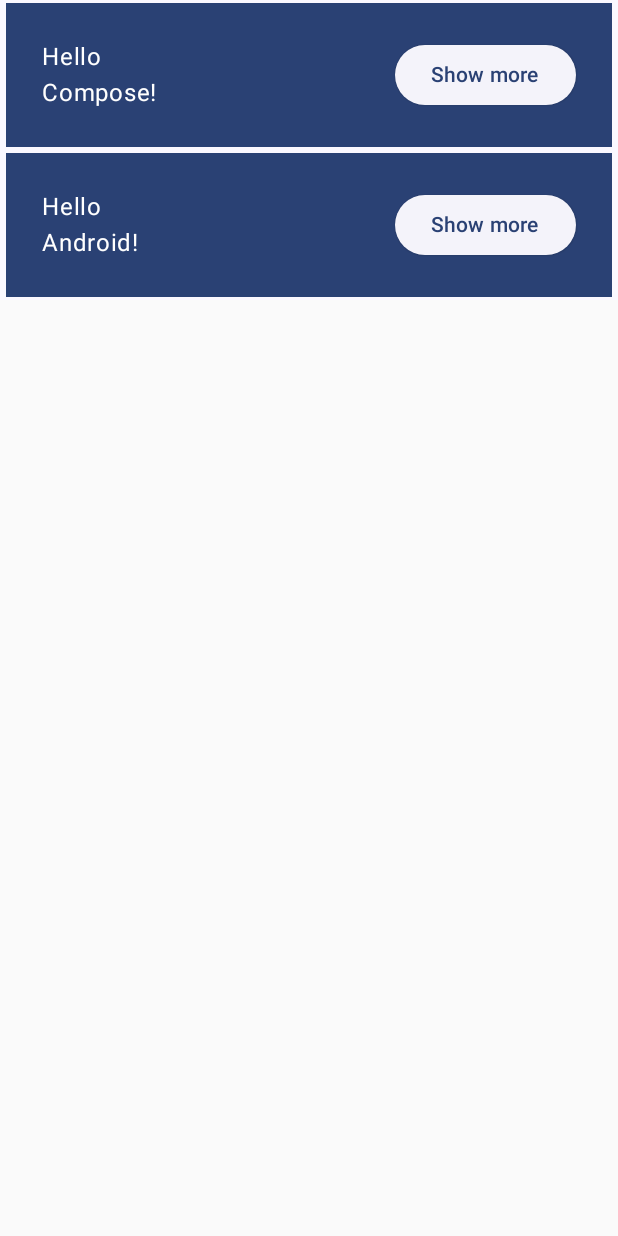
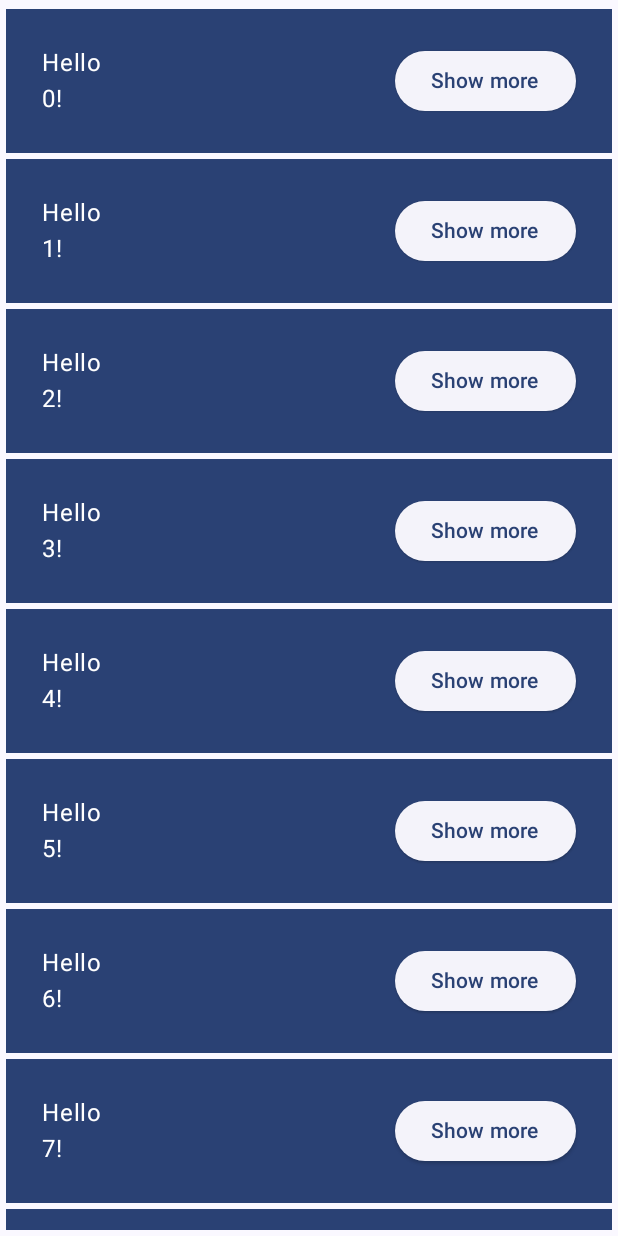
Before and after one commit to hamidrezafarahani/SecondComposeSampleApp, an Android app built with Jetpack Compose: the screen it shows after launch (MainActivity), after a tap on "Continue", on a phone screen of 412 x 824 dp. Run offline under Robolectric (Android 15) with nearby library versions, the phone set to English and light mode, and no system bars.

Commit message:
using lazy column

```diff
--- a/app/src/main/java/com/example/secondcomposesampleapp/AppScreen.kt
+++ b/app/src/main/java/com/example/secondcomposesampleapp/AppScreen.kt
@@ -1,62 +1,10 @@
 package com.example.secondcomposesampleapp
 
-import androidx.compose.foundation.layout.Column
-import androidx.compose.foundation.layout.Row
-import androidx.compose.foundation.layout.padding
-import androidx.compose.material3.ElevatedButton
-import androidx.compose.material3.MaterialTheme
-import androidx.compose.material3.Surface
-import androidx.compose.material3.Text
 import androidx.compose.runtime.Composable
 import androidx.compose.runtime.getValue
 import androidx.compose.runtime.mutableStateOf
 import androidx.compose.runtime.saveable.rememberSaveable
 import androidx.compose.runtime.setValue
-import androidx.compose.ui.Modifier
-import androidx.compose.ui.unit.dp
-
-@Composable
-fun Greeting(name: String, modifier: Modifier = Modifier) {
-    var expanded by rememberSaveable {
-        mutableStateOf(false)
-    }
-    val extraPadding = if (expanded) 48.dp else 0.dp
-    Surface(
-        color = MaterialTheme.colorScheme.primary,
-        modifier = modifier.padding(vertical = 2.dp, horizontal = 4.dp)
-    ) {
-        Row(modifier = modifier.padding(24.dp)) {
-            Column(
-                modifier = modifier
-                    .weight(1f)
-                    .padding(extraPadding)
-            ) {
-                Text(text = "Hello")
-                Text(
-                    text = "$name!",
-                )
-            }
-            ElevatedButton(onClick = { expanded = !expanded }) {
-                Text(text = if (expanded) "Show less" else "Show more")
-            }
-        }
-
-    }
-}
-
-@Composable
-fun GreetingScreen(modifier: Modifier = Modifier, names: List<String> = listOf("Compose", "Android")) {
-    Surface(
-        modifier = modifier,
-        color = MaterialTheme.colorScheme.background
-    ) {
-        Column {
-            for (name in names) {
-                Greeting(name = name)
-            }
-        }
-    }
-}
 
 @Composable
 fun AppScreen() {
--- /dev/null
+++ b/app/src/main/java/com/example/secondcomposesampleapp/GreetingScreen.kt
@@ -0,0 +1,75 @@
+package com.example.secondcomposesampleapp
+
+import androidx.compose.animation.core.Spring
+import androidx.compose.animation.core.animateDpAsState
+import androidx.compose.animation.core.spring
+import androidx.compose.foundation.layout.Column
+import androidx.compose.foundation.layout.Row
+import androidx.compose.foundation.layout.padding
+import androidx.compose.foundation.lazy.LazyColumn
+import androidx.compose.foundation.lazy.items
+import androidx.compose.material3.ElevatedButton
+import androidx.compose.material3.MaterialTheme
+import androidx.compose.material3.Surface
+import androidx.compose.material3.Text
+import androidx.compose.runtime.Composable
+import androidx.compose.runtime.getValue
+import androidx.compose.runtime.mutableStateOf
+import androidx.compose.runtime.saveable.rememberSaveable
+import androidx.compose.runtime.setValue
+import androidx.compose.ui.Modifier
+import androidx.compose.ui.unit.coerceAtLeast
+import androidx.compose.ui.unit.dp
+
+@Composable
+fun Greeting(name: String, modifier: Modifier = Modifier) {
+    var expanded by rememberSaveable {
+        mutableStateOf(false)
+    }
+    val extraPadding by animateDpAsState(
+        targetValue = if (expanded) 48.dp else 0.dp,
+        animationSpec = spring(
+            dampingRatio = Spring.DampingRatioMediumBouncy,
+            stiffness = Spring.StiffnessLow
+        ),
+        label = ""
+    )
+    Surface(
+        color = MaterialTheme.colorScheme.primary,
+        modifier = modifier.padding(vertical = 2.dp, horizontal = 4.dp)
+    ) {
+        Row(modifier = modifier.padding(24.dp)) {
+            Column(
+                modifier = modifier
+                    .weight(1f)
+                    .padding(bottom = extraPadding.coerceAtLeast(0.dp))
+            ) {
+                Text(text = "Hello")
+                Text(
+                    text = "$name!",
+                )
+            }
+            ElevatedButton(onClick = { expanded = !expanded }) {
+                Text(text = if (expanded) "Show less" else "Show more")
+            }
+        }
+
+    }
+}
+
+@Composable
+fun GreetingScreen(
+    modifier: Modifier = Modifier,
+    names: List<String> = List(1000) { "$it" }
+) {
+    Surface(
+        modifier = modifier,
+        color = MaterialTheme.colorScheme.background
+    ) {
+        LazyColumn(modifier = modifier.padding(vertical = 4.dp)) {
+            items(names) {
+                Greeting(name = it)
+            }
+        }
+    }
+}
```
